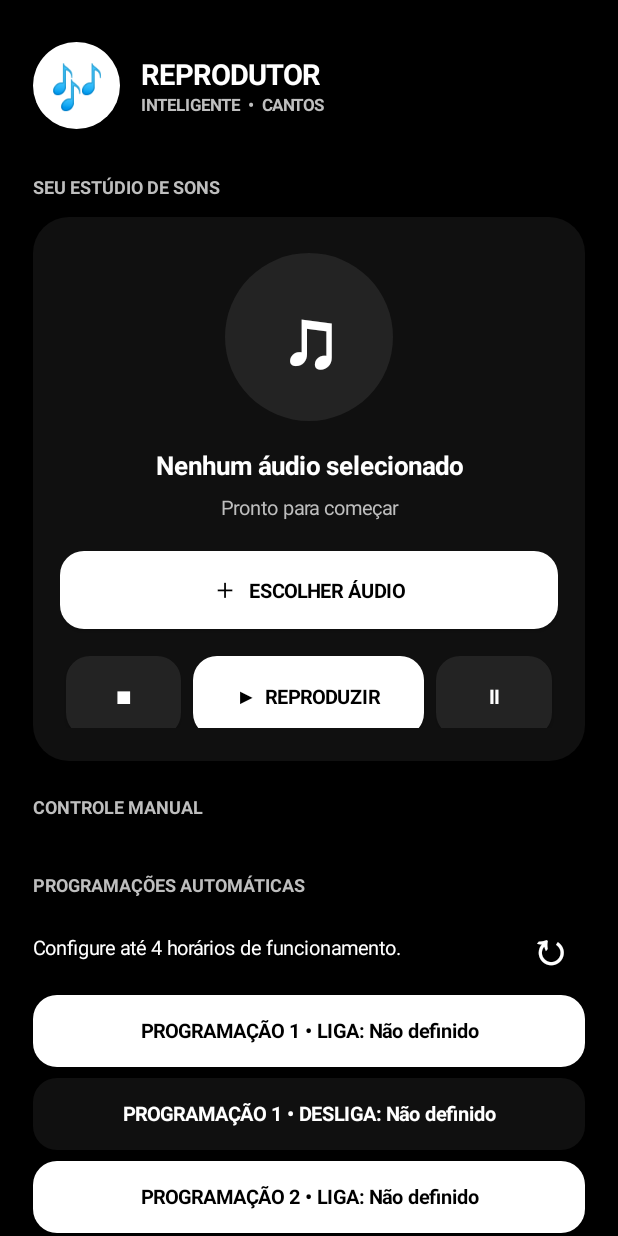
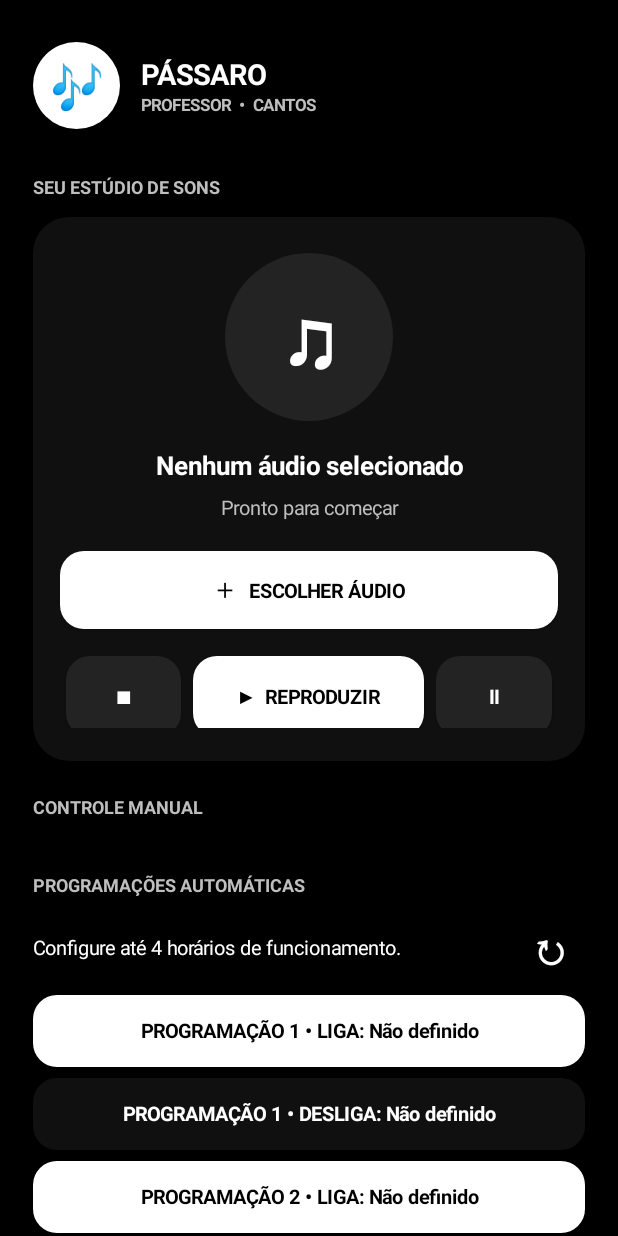
Before and after one commit to marvesanttos-dotcom/reprodutor-inteligente, an Android app: the screen it shows after launch (MainActivity), on a phone screen of 412 x 824 dp. Run offline under Robolectric (Android 15) with nearby library versions, the phone set to English and light mode, and no system bars.

Commit message:
Atualizar nome exibido para Passaro Professor

```diff
--- a/app/src/main/java/com/reprodutor/inteligente/MainActivity.java
+++ b/app/src/main/java/com/reprodutor/inteligente/MainActivity.java
@@ -115,8 +115,8 @@ public class MainActivity extends Activity {
         LinearLayout brandText = new LinearLayout(this);
         brandText.setOrientation(LinearLayout.VERTICAL);
         brandText.setPadding(dp(14), 0, 0, 0);
-        TextView title = label("REPRODUTOR", 19, GREEN, true);
-        TextView sub = label("INTELIGENTE  •  CANTOS", 11, MUTED, true);
+        TextView title = label("PÁSSARO", 19, GREEN, true);
+        TextView sub = label("PROFESSOR  •  CANTOS", 11, MUTED, true);
         brandText.addView(title);
         brandText.addView(sub);
         brand.addView(brandText);
```
